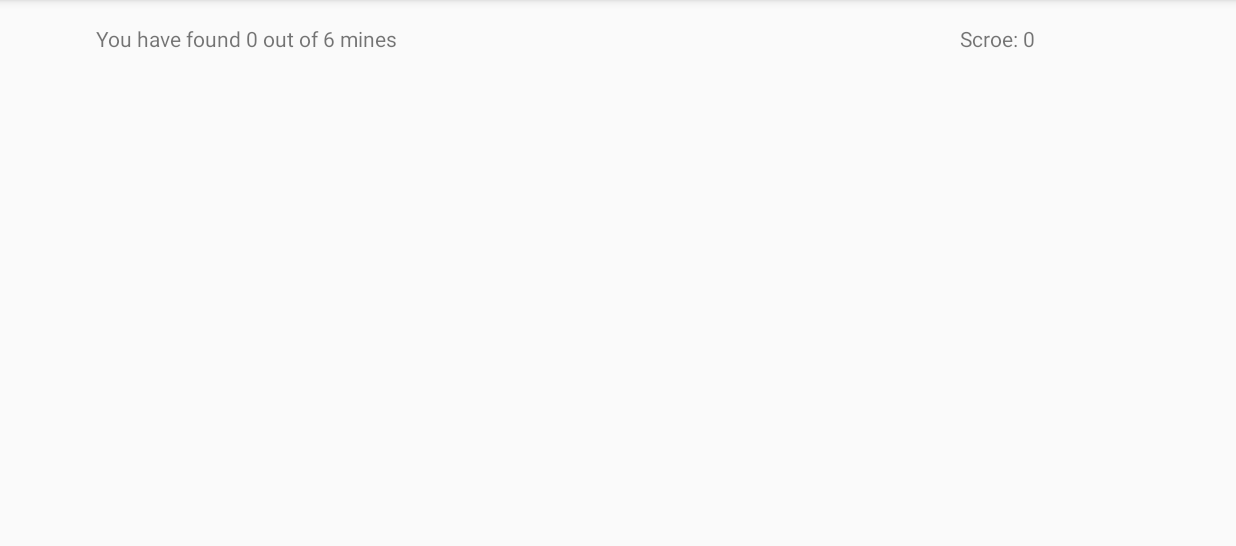
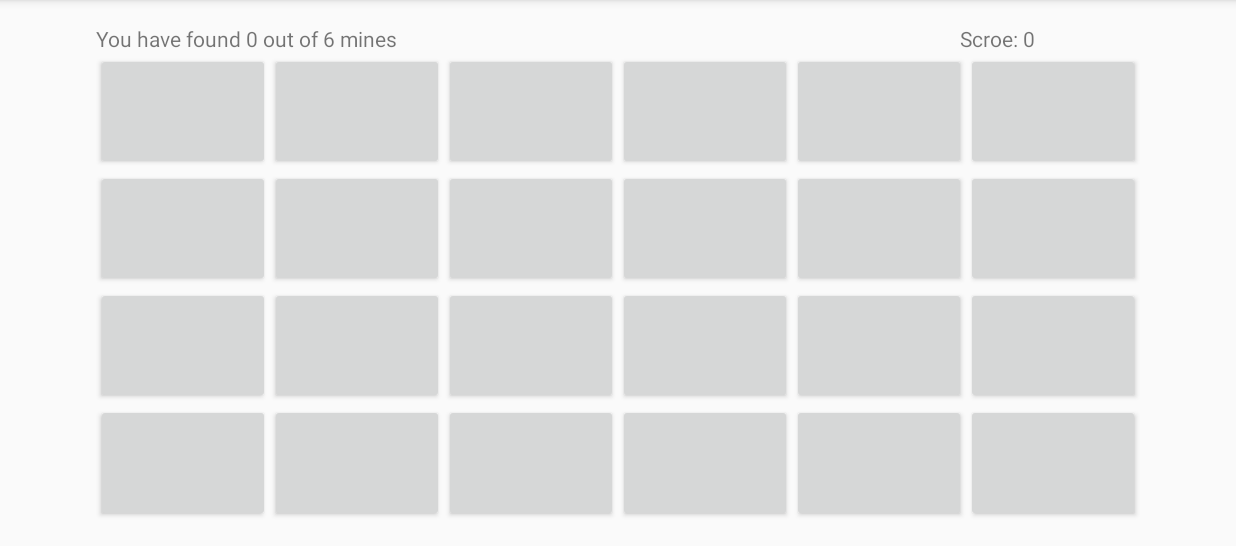
Before and after one commit to shanerbo/Mine-Seeker, an Android app: the UserMenu screen opened directly, with no data from a screen before it, after a tap on "PLAY!", on a phone screen of 824 x 412 dp (held sideways), the part 72-618 px from its top. Run offline under Robolectric (Android 15) with nearby library versions, the light colour scheme and no system bars.

Commit message:
game working. need to work on UI update after each guess

```diff
--- a/app/src/main/java/com/example/ottot/mineseeker/UserMenu.java
+++ b/app/src/main/java/com/example/ottot/mineseeker/UserMenu.java
@@ -2,6 +2,7 @@ package com.example.ottot.mineseeker;
 
 import android.content.Context;
 import android.content.Intent;
+import android.content.res.Resources;
 import android.support.v7.app.AppCompatActivity;
 import android.os.Bundle;
 import android.view.View;
@@ -13,19 +14,21 @@ import org.w3c.dom.Text;
 
 public class UserMenu extends AppCompatActivity {//this is the actual main activity
     //check out table.java
-    private int dim_code;//0= 4*6, 1 = 5*7, 2=6*8, 3=4*8, 4=5*12, 5= 6*15
+    private int dim_code = 0;//0= 4*6, 1 = 5*7, 2=6*8, 3=4*8, 4=5*12, 5= 6*15
+    private static int num_of_dim = 5;
     private int mine_code;//0 = 6, 1 = 10, 2 = 15, 3 = 25, 4 = 35
     private static int TimePlayed;
-    private static int BestScore;
+    private static int[] BestScores = new int[num_of_dim];
 
     @Override
     protected void onCreate(Bundle savedInstanceState) {
         super.onCreate(savedInstanceState);
         setContentView(R.layout.activity_user_menu);
+
         //initialize table data with default values
 
-        TimePlayed=222;
-        BestScore=120;
+        TimePlayed=0;
+        BestScores[dim_code]=0;
         startGame();
         optionMenu();
         helpMenu();
@@ -47,6 +50,7 @@ public class UserMenu extends AppCompatActivity {//this is the actual main activ
                 }
                 dim_code = data.getIntExtra("dimension",0);
                 mine_code = data.getIntExtra("mineNum",0);
+                showInfo();
                 break;
         }
     }
@@ -62,7 +66,7 @@ public class UserMenu extends AppCompatActivity {//this is the actual main activ
                 game_Start.putExtra("dimCode",dim_code);
                 game_Start.putExtra("mineCode",mine_code);
                 game_Start.putExtra("time",TimePlayed);
-                game_Start.putExtra("scr",BestScore);
+                game_Start.putExtra("scr",BestScores[dim_code]);
                 startActivityForResult(game_Start,1);
             }
         });
@@ -95,16 +99,19 @@ public class UserMenu extends AppCompatActivity {//this is the actual main activ
         TextView timePlay = (TextView) findViewById(R.id.TimePlayed);
         timePlay.setText(""+TimePlayed);
         TextView bestScore = (TextView) findViewById(R.id.BestScore);
-        bestScore.setText(""+ BestScore);
+        Resources res = getResources();
+        String[] dimStrArr = res.getStringArray(R.array.dimDD);
+        String dimStr = dimStrArr[dim_code];
+        bestScore.setText(BestScores[dim_code]+", for dimension -- " + dimStr);
     }
 
     private void resetPlaytime(){
         TimePlayed = 0;
-        showInfo();
     }
     private void resetBestScore() {
-        BestScore = 0;
-        showInfo();
+        for (int i = 0;i<num_of_dim;i++){
+            BestScores[i] = 0;
+        }
     }
 
     public static Intent makeIntent(Context context){
--- a/app/src/main/java/com/example/ottot/mineseeker/main_Game.java
+++ b/app/src/main/java/com/example/ottot/mineseeker/main_Game.java
@@ -4,7 +4,11 @@ import android.content.Context;
 import android.content.Intent;
 import android.support.v7.app.AppCompatActivity;
 import android.os.Bundle;
+import android.view.View;
+import android.widget.Button;
 import android.widget.TableLayout;
+import android.widget.TableRow;
+import android.widget.TextView;
 
 public class main_Game extends AppCompatActivity {
     private table game_data;
@@ -13,6 +17,9 @@ public class main_Game extends AppCompatActivity {
     private int numOfMine;
     private int timePlayed;
     private int bestScr;
+
+    Button mine_btns[][];
+    int mine_icon_ID = R.mipmap.mine_icon;
     @Override
     protected void onCreate(Bundle savedInstanceState) {
         super.onCreate(savedInstanceState);
@@ -20,7 +27,8 @@ public class main_Game extends AppCompatActivity {
 
         Intent passedInData = getIntent();
         int dimC= passedInData.getIntExtra("dimCode",0);
-        numOfMine = passedInData.getIntExtra("mineCode",0);
+        int mineC = passedInData.getIntExtra("mineCode",0);
+        numOfMine = decodeMineC(mineC);
         timePlayed = passedInData.getIntExtra("time",0);
         bestScr = passedInData.getIntExtra("scr",0);
         dimensionGenerate(dimC);
@@ -28,8 +36,70 @@ public class main_Game extends AppCompatActivity {
         mineFieldGenerate();
     }
 
+    private int decodeMineC(int mineC) {//0 = 6, 1 = 10, 2 = 15, 3 = 25, 4 = 35
+        switch (mineC){
+            case 0:
+                return 6;
+            case 1:
+                return 10;
+            case 2:
+                return 15;
+            case 3:
+                return 25;
+            case 4:
+                return 35;
+        }
+        return 6;
+    }
+
     private void mineFieldGenerate() {
+
         TableLayout mineField = (TableLayout)findViewById(R.id.mineField);
+
+        game_data = new table(tableRow,tableCol,numOfMine);
+        mine_btns = new Button[tableRow][tableCol];
+
+        for (int i = 0;i<tableRow;i++){
+            TableRow newRow = new TableRow(this);
+            newRow.setLayoutParams(new TableLayout.LayoutParams(
+                    TableLayout.LayoutParams.MATCH_PARENT,
+                    TableLayout.LayoutParams.MATCH_PARENT,
+                    1.0f)
+            );
+            mineField.addView(newRow);
+            for (int j = 0 ; j <tableCol;j++){
+                final int FINALi = i;
+                final int FINALj = j;
+                Button newButton = new Button(this);
+                newButton.setLayoutParams(new TableRow.LayoutParams(
+                        TableRow.LayoutParams.MATCH_PARENT,
+                        TableRow.LayoutParams.MATCH_PARENT,
+                        1.0f)
+                );
+                newButton.setPadding(0,0,0,0);
+                newRow.addView(newButton);
+                mine_btns[i][j] = newButton;
+                newButton.setOnClickListener(new View.OnClickListener() {
+                    @Override
+                    public void onClick(View v) {
+                        mineGuess(FINALi,FINALj);
+                    }
+                });
+            }
+        }
+    }
+
+    private void mineGuess(int row,int col){
+        if (game_data.guessMine(row,col)==1){
+            mine_btns[row][col].setBackgroundResource(mine_icon_ID);
+        }
+        else
+            mine_btns[row][col].setText(""+game_data.numOfMines_at(row,col));
+        updateUI();
+    }
+
+    private void updateUI() {
+        TextView foundMine = (TextView)findViewById(R.id.found_mine);
 
     }
 
```
Also changed, not shown: app/src/main/res/layout/activity_user_menu.xml (+14 -12 lines), app/src/main/mine_icon-web.png (added), app/src/main/res/mipmap-hdpi/mine_icon.png (added), app/src/main/res/mipmap-mdpi/mine_icon.png (added), app/src/main/res/mipmap-xhdpi/mine_icon.png (added), app/src/main/res/mipmap-xxhdpi/mine_icon.png (added), app/src/main/res/mipmap-xxxhdpi/mine_icon.png (added), 1 other file.
